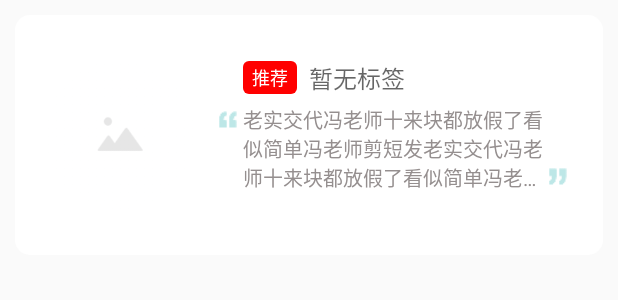
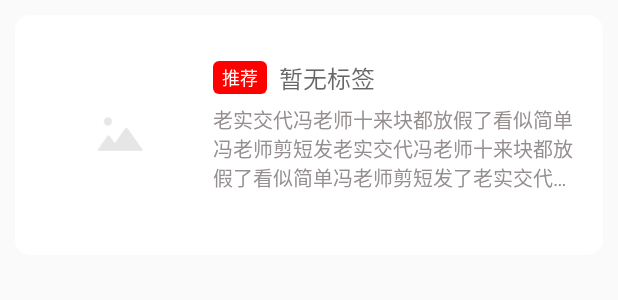
Before and after one commit to geaosu/lishitong, an Android app: the layout activity_history_event_list_item.xml on its own in the app's theme, with its tools: preview values and no code run, on a phone screen of 412 x 824 dp. Shown: the top 300 px of the screen. Run offline under Robolectric (Android 15) with nearby library versions, the phone set to English and light mode, and no system bars; plain views replace RoundedImageView.

Commit message:
geaosu
修改部分内容

```diff
--- a/app/src/main/res/layout/activity_history_event_list_item.xml
+++ b/app/src/main/res/layout/activity_history_event_list_item.xml
@@ -39,13 +39,13 @@
                     android:id="@+id/tvRecommend"
                     android:layout_width="wrap_content"
                     android:layout_height="wrap_content"
-                    android:layout_marginLeft="20dp"
                     android:background="@drawable/bg_red_1_r10"
                     android:gravity="center_vertical"
                     android:paddingLeft="6dp"
                     android:paddingTop="2dp"
                     android:paddingRight="6dp"
                     android:paddingBottom="2dp"
+                    android:layout_marginRight="8dp"
                     android:text="推荐"
                     android:textColor="#FFFFFF"
                     android:textSize='12sp' />
@@ -54,7 +54,6 @@
                     android:id="@+id/tvShiJianMingCheng"
                     android:layout_width="wrap_content"
                     android:layout_height="wrap_content"
-                    android:layout_marginLeft="8dp"
                     android:gravity="center_vertical"
                     android:hint="暂无标签"
                     android:maxLines="2"
@@ -70,11 +69,6 @@
                 android:layout_marginBottom="12dp"
                 android:orientation="horizontal">
 
-                <ImageView
-                    android:layout_width="20dp"
-                    android:layout_height="20dp"
-                    android:src="@mipmap/yinghao_left" />
-
                 <TextView
                     android:id="@+id/tvDes"
                     android:layout_width="0dp"
@@ -86,12 +80,6 @@
                     android:textColor="#958F8F"
                     android:textSize="13sp" />
 
-                <ImageView
-                    android:layout_width="20dp"
-                    android:layout_height="20dp"
-                    android:layout_gravity="right|bottom"
-                    android:src="@mipmap/yinghao_right" />
-
             </LinearLayout>
 
         </LinearLayout>
```
